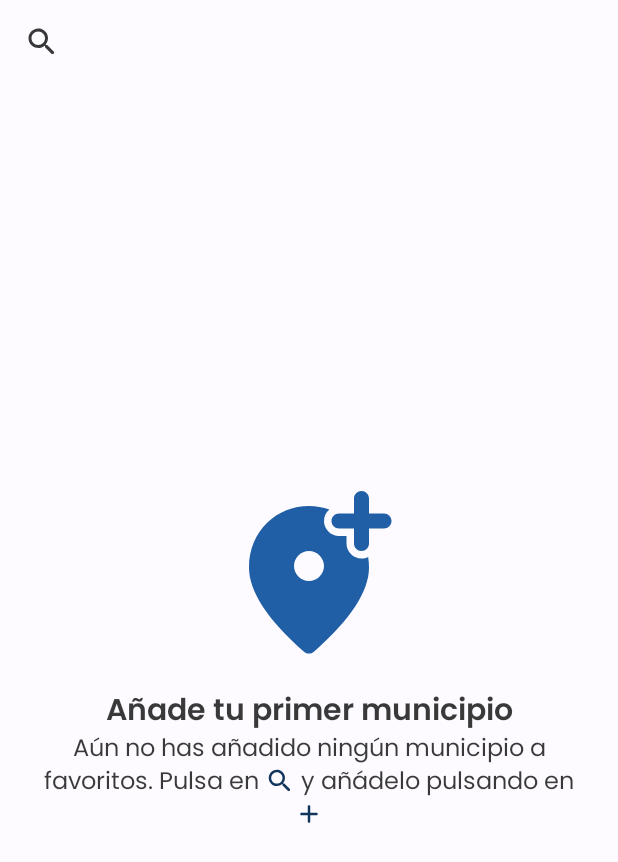
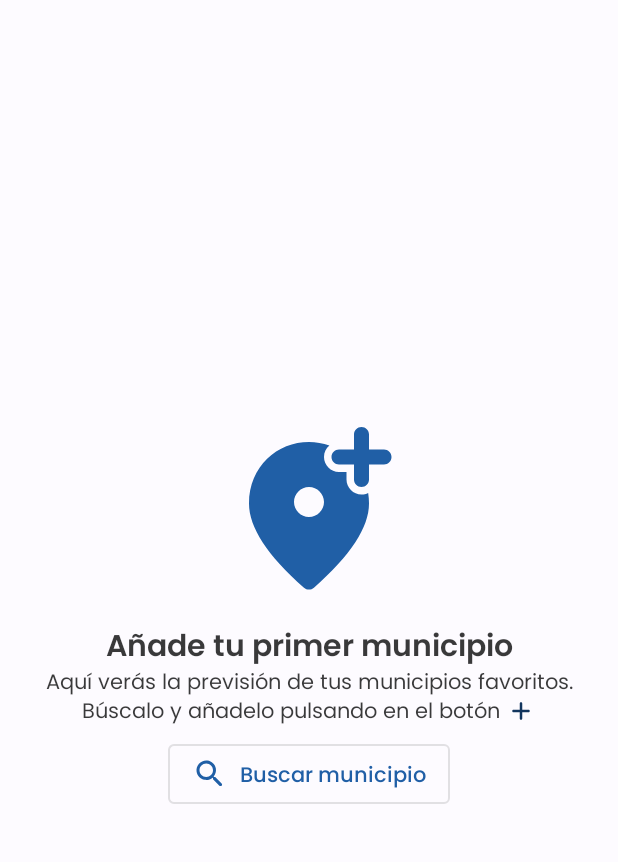
Before and after one commit to cassnyo/brasero, an Android app built with Jetpack Compose: the screen it shows after launch (MainActivity), on a phone screen of 412 x 824 dp. Shown: the top 862 px of the screen. Run offline under Robolectric (Android 15) with nearby library versions, the phone set to English and light mode, and no system bars; our stand-ins replace Dagger/Hilt's generated code, Room's generated code, Timber, accompanist.

Commit message:
Redesign AddYourFirstTown to fill the whole screen

```diff
--- a/app/src/main/java/com/cassnyo/brasero/ui/screen/home/HomeScreen.kt
+++ b/app/src/main/java/com/cassnyo/brasero/ui/screen/home/HomeScreen.kt
@@ -9,11 +9,13 @@ import androidx.compose.foundation.layout.fillMaxWidth
 import androidx.compose.foundation.layout.height
 import androidx.compose.foundation.layout.padding
 import androidx.compose.foundation.layout.size
+import androidx.compose.foundation.layout.width
 import androidx.compose.foundation.text.InlineTextContent
 import androidx.compose.foundation.text.appendInlineContent
 import androidx.compose.material.Icon
 import androidx.compose.material.IconButton
 import androidx.compose.material.MaterialTheme
+import androidx.compose.material.OutlinedButton
 import androidx.compose.material.Text
 import androidx.compose.material.icons.Icons
 import androidx.compose.material.icons.rounded.Add
@@ -53,18 +55,22 @@ fun HomeScreen(navController: NavController) {
     ) {
         val pagerState = rememberPagerState()
 
+        val favoriteTownsCount = state.favoriteTowns.size
+        if (favoriteTownsCount == 0) {
+            AddYourFirstTown(
+                onSearchClicked = {
+                    navController.navigate(NavigationRoutes.SEARCH)
+                }
+            )
+        } else {
             TopBar(
                 pagerState = pagerState,
-            currentTown = state.favoriteTowns.getOrNull(pagerState.currentPage),
+                currentTown = state.favoriteTowns[pagerState.currentPage],
                 onSearchClicked = {
                     navController.navigate(NavigationRoutes.SEARCH)
                 }
             )
 
-        val favoriteTownsCount = state.favoriteTowns.size
-        if (favoriteTownsCount == 0) {
-            AddYourFirstTown()
-        } else {
             HorizontalPager(
                 count = favoriteTownsCount,
                 state = pagerState,
@@ -82,7 +88,7 @@ fun HomeScreen(navController: NavController) {
 @Composable
 private fun TopBar(
     pagerState: PagerState,
-    currentTown: Town?,
+    currentTown: Town,
     onSearchClicked: () -> Unit,
     modifier: Modifier = Modifier
 ) {
@@ -101,7 +107,6 @@ private fun TopBar(
             )
         }
 
-        if (currentTown != null) {
         Text(
             text = currentTown.townName,
             style = MaterialTheme.typography.h6,
@@ -115,10 +120,10 @@ private fun TopBar(
         )
     }
 }
-}
 
 @Composable
 private fun AddYourFirstTown(
+    onSearchClicked: () -> Unit,
     modifier: Modifier = Modifier
 ) {
     Column(
@@ -142,8 +147,18 @@ private fun AddYourFirstTown(
             style = MaterialTheme.typography.h6,
             fontWeight = FontWeight.SemiBold
         )
-
         AddYourFirstTownMessage()
+        Spacer(modifier = Modifier.height(8.dp))
+        OutlinedButton(
+            onClick = onSearchClicked
+        ) {
+            Icon(
+                imageVector = Icons.Rounded.Search,
+                contentDescription = "Buscar municipio"
+            )
+            Spacer(modifier = Modifier.width(8.dp))
+            Text(text = "Buscar municipio")
+        }
     }
 }
 
@@ -151,16 +166,12 @@ private fun AddYourFirstTown(
 private fun AddYourFirstTownMessage(
     modifier: Modifier = Modifier
 ) {
-    val searchId = "search"
     val addId = "add"
     val text = buildAnnotatedString {
-        append("Aún no has añadido ningún municipio a favoritos. Pulsa en ")
-        appendInlineContent(searchId, "[icon]")
-        append(" y añádelo pulsando en ")
+        append("Aquí verás la previsión de tus municipios favoritos. Búscalo y añadelo pulsando en el botón ")
         appendInlineContent(addId, "[icon]")
     }
     val inlineContent = mapOf(
-        searchId to buildInlineIconText(Icons.Rounded.Search, "Buscar municipio"),
         addId to buildInlineIconText(Icons.Rounded.Add, "Añadir municipio")
     )
     Text(
@@ -168,7 +179,7 @@ private fun AddYourFirstTownMessage(
         inlineContent = inlineContent,
         modifier = Modifier.padding(horizontal = 24.dp),
         textAlign = TextAlign.Center,
-        style = MaterialTheme.typography.subtitle1
+        style = MaterialTheme.typography.body2
     )
 }
 
```
Lines whose indentation alone changed are shown as unchanged.
